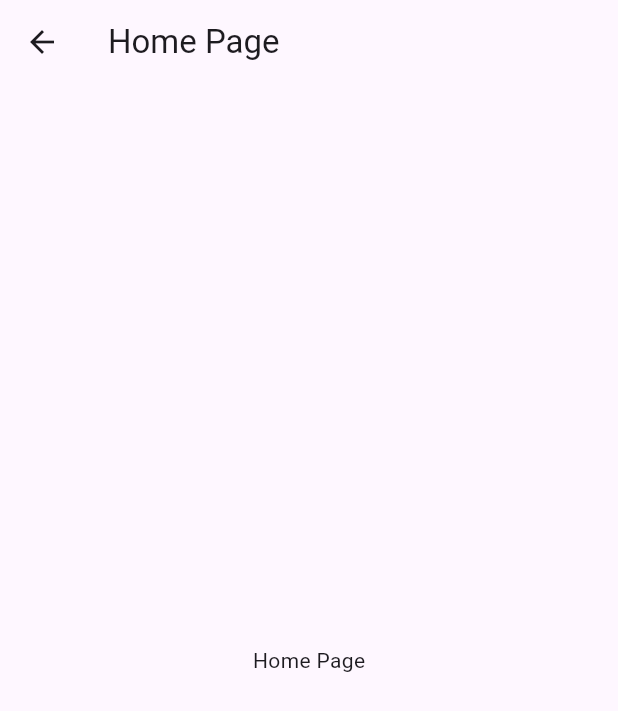
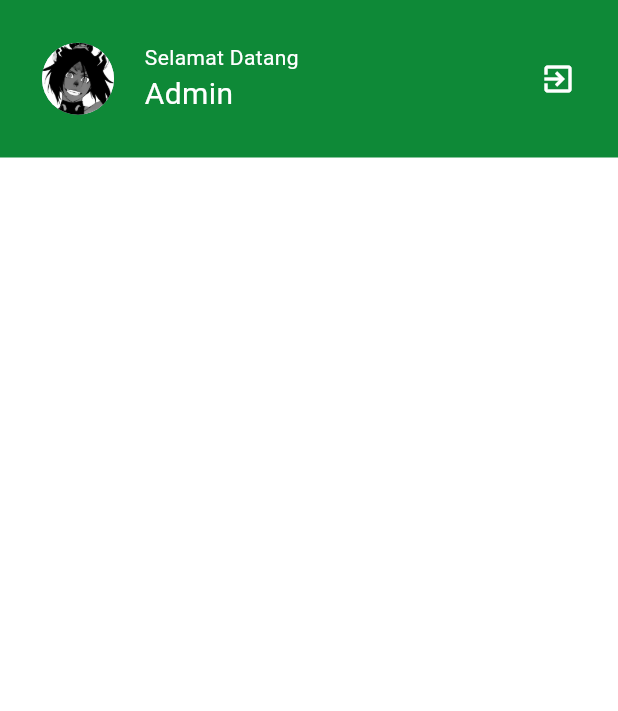
Before and after one commit to Defarrel/20220140033_UCP1Flutter, a Flutter app: the HomePage screen opened by its route, on a phone screen of 412 x 824 dp. Shown: the top 711 px of the screen. Run offline on Flutter 3.47's test engine with Material 3 defaults, Android fonts, the phone set to English and light mode, and no system bars.

Commit message:
Menambahkan container untuk profile

```diff
--- a/lib/home/home_page.dart
+++ b/lib/home/home_page.dart
@@ -11,11 +11,48 @@ class _HomePageState extends State<HomePage> {
   @override
   Widget build(BuildContext context) {
     return Scaffold(
-      appBar: AppBar(
-        title: const Text('Home Page'),
-      ),
-      body: const Center(
-        child: Text('Home Page'),
+      backgroundColor: Color.fromARGB(255, 255, 255, 255),
+      body: SafeArea(
+        child: Column(
+          children: [
+            Container(
+              padding: EdgeInsets.all(28),
+              color: Color.fromARGB(255, 14, 137, 55),
+              child: Row(
+                mainAxisAlignment: MainAxisAlignment.spaceBetween,
+                children: [
+                  CircleAvatar(
+                    backgroundImage: AssetImage('assets/images/icon.jpeg'),
+                    radius: 24,
+                  ),
+                  Column(
+                    crossAxisAlignment: CrossAxisAlignment.start,
+                    children: [
+                      Text(
+                        'Selamat Datang',
+                        style: TextStyle(
+                          color: Colors.white,
+                          fontSize: 14,
+                          fontWeight: FontWeight.normal,
+                        ),
+                      ),
+                      Text(
+                        'Admin',
+                        style: TextStyle(color: Colors.white, fontSize: 20),
+                      ),
+                    ],
+                  ),
+                  SizedBox(width: 120),
+                  Column(
+                    mainAxisAlignment: MainAxisAlignment.end,
+                    children: [Icon(Icons.exit_to_app, color: Colors.white)],
+                  ),
+                ],
+              ),
+            ),
+
+          ],
+        ),
       ),
     );
   }
```
Also changed, not shown: assets/images/icon.jpeg (added).
